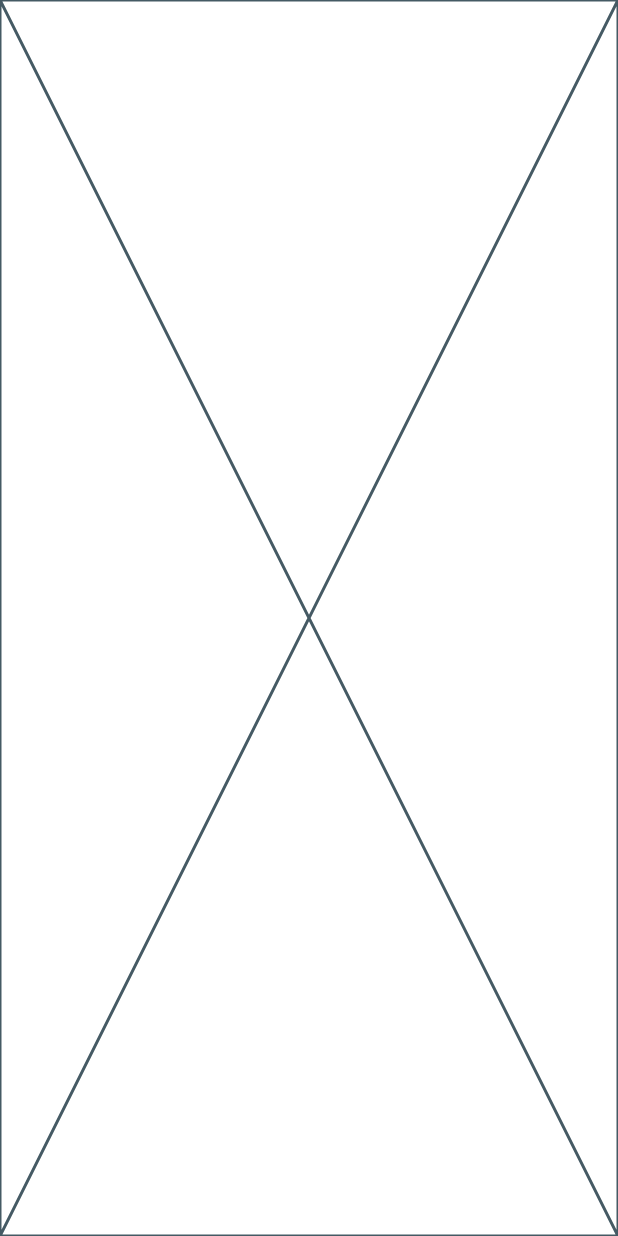
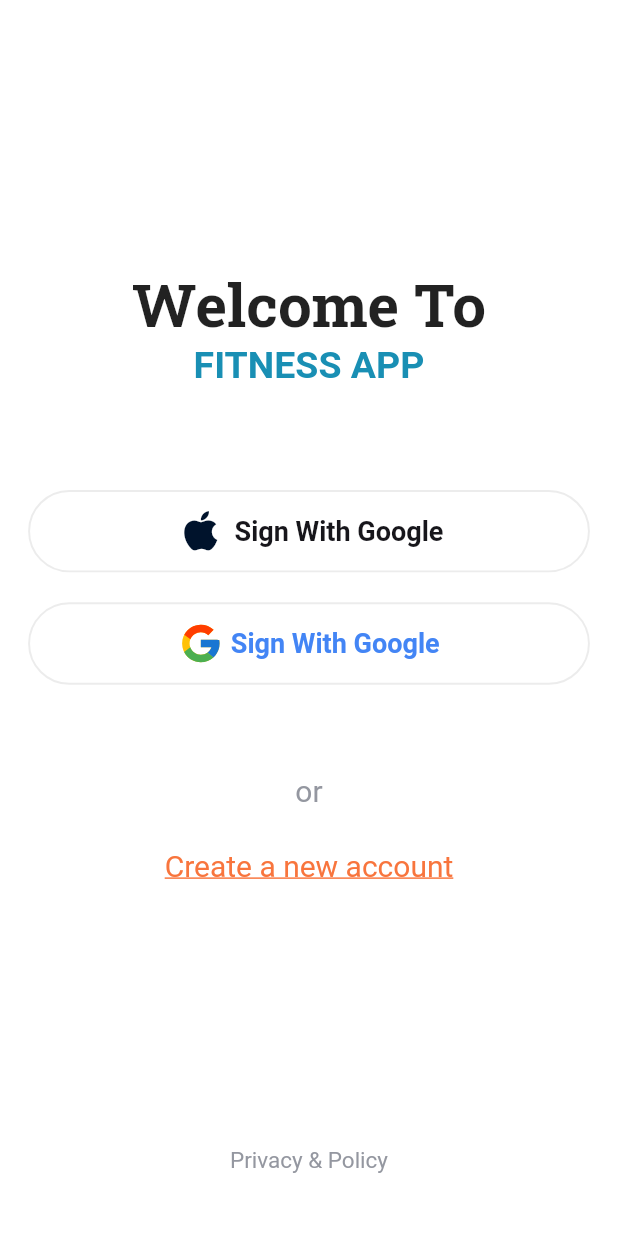
Before and after one commit to alyilmaz99/fitness_app, a Flutter app: the screen it shows after launch, on a phone screen of 412 x 824 dp. Run offline on Flutter 3.47's test engine with Material 2 defaults, Android fonts, the light colour scheme and no system bars; our stand-ins replace flutter_svg, go_router, google_fonts, lottie; Roboto replaces fonts that are missing (Arimo, Satisfy).

Commit message:
auth page add

```diff
--- /dev/null
+++ b/lib/core/base/view/base_view.dart
@@ -0,0 +1,32 @@
+import 'package:flutter/material.dart';
+
+class BaseView extends StatelessWidget {
+  final Widget Function(BuildContext context, double width, double height)
+      builder;
+  // final AppBar? appBar;
+
+  const BaseView({super.key, required this.builder});
+  static int _selectedIndex = 0;
+
+  static MediaQueryData _mediaQueryData = const MediaQueryData();
+  static double screenWidth = 0.0;
+  static double screenHeight = 0.0;
+
+  static void init(BuildContext context) {
+    _mediaQueryData = MediaQuery.of(context);
+    screenWidth = _mediaQueryData.size.width;
+    screenHeight = _mediaQueryData.size.height;
+  }
+
+  @override
+  Widget build(BuildContext context) {
+    init(context);
+    return Scaffold(
+      body: Container(
+        width: screenWidth,
+        height: screenHeight,
+        child: builder(context, screenWidth, screenHeight),
+      ),
+    );
+  }
+}
--- a/lib/core/constants/color_constant.dart
+++ b/lib/core/constants/color_constant.dart
@@ -0,0 +1,12 @@
+import 'package:flutter/material.dart';
+
+class ColorConstant {
+  static const Color appBgLight = Colors.white;
+  static const Color appNameColor = Color.fromRGBO(25, 143, 180, 1);
+  static const Color googleColor = Color.fromRGBO(67, 133, 245, 1);
+  static const Color authButtonBorder = Color.fromRGBO(236, 236, 236, 1);
+  static const Color appleBlack = Color.fromRGBO(0, 19, 44, 1);
+  static const Color blackText = Color.fromRGBO(23, 22, 27, 1);
+  static const Color greyText = Color.fromRGBO(148, 151, 160, 1);
+  static const Color orangeCreate = Color.fromRGBO(248, 117, 61, 1);
+}
--- /dev/null
+++ b/lib/product/widget/auth/auth_button_witget.dart
@@ -0,0 +1,68 @@
+import 'package:fitness_app/core/constants/color_constant.dart';
+import 'package:flutter/material.dart';
+import 'package:flutter_svg/flutter_svg.dart';
+import 'package:google_fonts/google_fonts.dart';
+
+class AuthButton extends StatelessWidget {
+  const AuthButton({
+    super.key,
+    required this.height,
+    required this.width,
+    required this.bgColor,
+    required this.text,
+    required this.func,
+    required this.firm,
+  });
+  final String firm;
+  final double height;
+  final double width;
+  final Color bgColor;
+  final String text;
+  final VoidCallback func;
+  @override
+  Widget build(BuildContext context) {
+    return ElevatedButton(
+      onPressed: func,
+      style: ElevatedButton.styleFrom(
+        elevation: 0,
+        shape: const StadiumBorder(
+          side: BorderSide(
+            color: ColorConstant.authButtonBorder,
+            width: 1.3,
+          ),
+        ),
+        shadowColor: ColorConstant.authButtonBorder,
+        backgroundColor: bgColor,
+        fixedSize: Size(width / 1.1, height / 15),
+      ),
+      child: Row(
+        mainAxisAlignment: MainAxisAlignment.center,
+        children: [
+          firm == 'google'
+              ? SvgPicture.asset(
+                  'assets/svg/google.svg',
+                  height: 30,
+                )
+              : const Icon(
+                  Icons.apple,
+                  color: ColorConstant.appleBlack,
+                  size: 35,
+                ),
+          const SizedBox(
+            width: 5,
+          ),
+          Text(
+            text,
+            style: GoogleFonts.arimo(
+              fontSize: 18,
+              color: firm == 'google'
+                  ? ColorConstant.googleColor
+                  : ColorConstant.blackText,
+              fontWeight: FontWeight.w700,
+            ),
+          ),
+        ],
+      ),
+    );
+  }
+}
--- a/lib/view/auth/signin/view/auth_view.dart
+++ b/lib/view/auth/signin/view/auth_view.dart
@@ -1,5 +1,10 @@
+import 'package:fitness_app/core/base/view/base_view.dart';
+import 'package:fitness_app/core/constants/color_constant.dart';
+import 'package:fitness_app/product/widget/auth/auth_button_witget.dart';
+import 'package:flutter/material.dart';
 import 'package:flutter/src/widgets/framework.dart';
 import 'package:flutter/src/widgets/placeholder.dart';
+import 'package:google_fonts/google_fonts.dart';
 
 class AuthView extends StatefulWidget {
   const AuthView({super.key});
@@ -11,6 +16,94 @@ class AuthView extends StatefulWidget {
 class _AuthViewState extends State<AuthView> {
   @override
   Widget build(BuildContext context) {
-    return const Placeholder();
+    return BaseView(
+      builder: (context, width, height) {
+        return Scaffold(
+          backgroundColor: ColorConstant.appBgLight,
+          body: Center(
+            child: Column(
+              mainAxisAlignment: MainAxisAlignment.center,
+              children: [
+                const Spacer(
+                  flex: 1,
+                ),
+                Text(
+                  'Welcome To',
+                  style: GoogleFonts.robotoSlab(
+                    fontSize: 40,
+                    fontWeight: FontWeight.bold,
+                  ),
+                ),
+                Text(
+                  'FITNESS APP',
+                  style: GoogleFonts.satisfy(
+                    fontSize: 25,
+                    color: ColorConstant.appNameColor,
+                    fontWeight: FontWeight.bold,
+                  ),
+                ),
+                SizedBox(
+                  height: height / 12,
+                ),
+                AuthButton(
+                  height: height,
+                  width: width,
+                  bgColor: ColorConstant.appBgLight,
+                  text: 'Sign With Google',
+                  firm: 'apple',
+                  func: () {},
+                ),
+                const SizedBox(
+                  height: 20,
+                ),
+                AuthButton(
+                  height: height,
+                  width: width,
+                  bgColor: ColorConstant.appBgLight,
+                  text: 'Sign With Google',
+                  firm: 'google',
+                  func: () {},
+                ),
+                SizedBox(
+                  height: height / 14,
+                ),
+                const Text(
+                  'or',
+                  style: TextStyle(
+                    color: ColorConstant.greyText,
+                    fontSize: 20,
+                  ),
+                ),
+                SizedBox(
+                  height: height / 30,
+                ),
+                Text(
+                  'Create a new account',
+                  style: GoogleFonts.roboto(
+                    color: ColorConstant.orangeCreate,
+                    decoration: TextDecoration.underline,
+                    fontSize: 20,
+                    fontWeight: FontWeight.w400,
+                  ),
+                ),
+                const Spacer(
+                  flex: 1,
+                ),
+                Padding(
+                  padding: EdgeInsets.only(bottom: height / 20),
+                  child: Text(
+                    'Privacy & Policy',
+                    style: GoogleFonts.roboto(
+                      fontSize: 15,
+                      color: ColorConstant.greyText,
+                    ),
+                  ),
+                ),
+              ],
+            ),
+          ),
+        );
+      },
+    );
   }
 }
--- a/pubspec.yaml
+++ b/pubspec.yaml
@@ -36,6 +36,8 @@ dependencies:
   cupertino_icons: ^1.0.2
   go_router: ^6.2.0
   lottie: ^2.2.0
+  google_fonts: ^4.0.3
+  flutter_svg: ^2.0.3
 
 dev_dependencies:
   flutter_test:
```
Also changed, not shown: assets/svg/google.svg (added), pubspec.lock, 4 other files.
